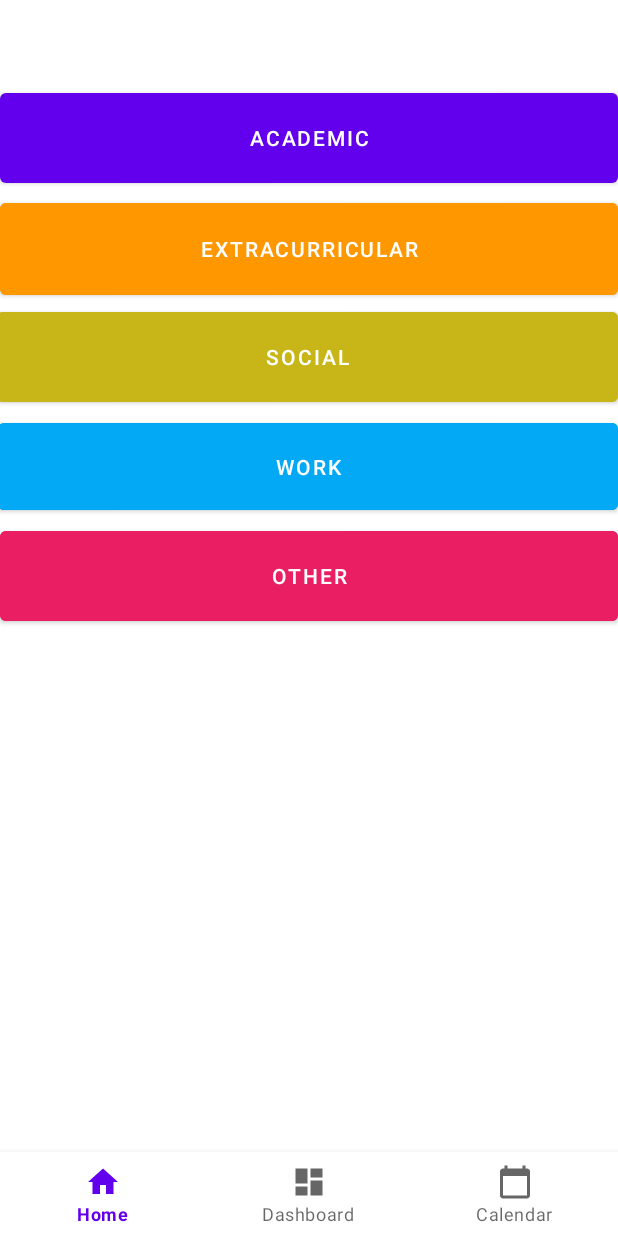
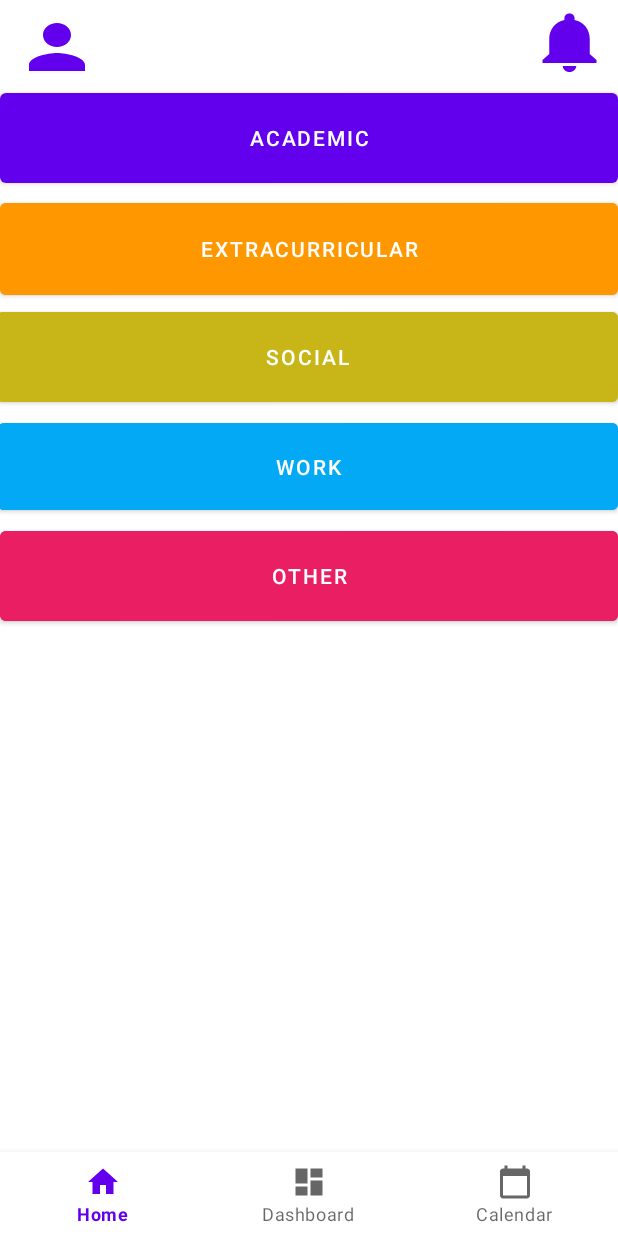
Before and after one commit to ekane11/ClassifyHomescreen, an Android app: the layout activity_home.xml on its own in the app's theme, with its tools: preview values and no code run, on a phone screen of 412 x 824 dp. Run offline under Robolectric (Android 15) with nearby library versions, the phone set to English and light mode, and no system bars.

Commit message:
Wednesday Update

```diff
--- a/app/src/main/AndroidManifest.xml
+++ b/app/src/main/AndroidManifest.xml
@@ -5,7 +5,7 @@
     <application
         android:allowBackup="true"
         android:icon="@mipmap/ic_launcher"
-        android:label="@string/app_name"
+        android:label="@string/Classify"
         android:roundIcon="@mipmap/ic_launcher_round"
         android:supportsRtl="true"
         android:theme="@style/Theme.ClassifyHomescreen">
@@ -16,7 +16,7 @@
             android:name=".Dashboard"
             android:exported="true" />
         <activity
-            android:name=".MainActivity"
+            android:name=".Home"
             android:exported="true">
             <intent-filter>
                 <action android:name="android.intent.action.MAIN" />
--- a/app/src/main/java/com/example/classifyhomescreen/Calendar.java
+++ b/app/src/main/java/com/example/classifyhomescreen/Calendar.java
@@ -29,7 +29,7 @@ public class Calendar extends AppCompatActivity {
                     return true;
                 case R.id.home:
                     startActivity(new Intent(getApplicationContext()
-                            ,MainActivity.class));
+                            , Home.class));
                     overridePendingTransition(0,0);
                     return true;
                 case R.id.calendar:
--- a/app/src/main/java/com/example/classifyhomescreen/Dashboard.java
+++ b/app/src/main/java/com/example/classifyhomescreen/Dashboard.java
@@ -26,7 +26,7 @@ public class Dashboard extends AppCompatActivity {
                     return true;
                 case R.id.home:
                     startActivity(new Intent(getApplicationContext()
-                            ,MainActivity.class));
+                            , Home.class));
                     overridePendingTransition(0,0);
                     return true;
                 case R.id.calendar:
--- /dev/null
+++ b/app/src/main/res/drawable/ic_notification.xml
@@ -0,0 +1,10 @@
+<vector xmlns:android="http://schemas.android.com/apk/res/android"
+    android:width="24dp"
+    android:height="24dp"
+    android:viewportWidth="24"
+    android:viewportHeight="24"
+    android:tint="?attr/colorControlNormal">
+  <path
+      android:fillColor="@android:color/white"
+      android:pathData="M12,22c1.1,0 2,-0.9 2,-2h-4c0,1.1 0.89,2 2,2zM18,16v-5c0,-3.07 -1.64,-5.64 -4.5,-6.32L13.5,4c0,-0.83 -0.67,-1.5 -1.5,-1.5s-1.5,0.67 -1.5,1.5v0.68C7.63,5.36 6,7.92 6,11v5l-2,2v1h16v-1l-2,-2z"/>
+</vector>
--- /dev/null
+++ b/app/src/main/res/drawable/ic_user.xml
@@ -0,0 +1,10 @@
+<vector xmlns:android="http://schemas.android.com/apk/res/android"
+    android:width="24dp"
+    android:height="24dp"
+    android:viewportWidth="24"
+    android:viewportHeight="24"
+    android:tint="?attr/colorControlNormal">
+  <path
+      android:fillColor="@android:color/white"
+      android:pathData="M12,12c2.21,0 4,-1.79 4,-4s-1.79,-4 -4,-4 -4,1.79 -4,4 1.79,4 4,4zM12,14c-2.67,0 -8,1.34 -8,4v2h16v-2c0,-2.66 -5.33,-4 -8,-4z"/>
+</vector>
--- a/app/src/main/res/layout/activity_main.xml
+++ b/app/src/main/res/layout/activity_home.xml
@@ -5,11 +5,12 @@
     xmlns:tools="http://schemas.android.com/tools"
     android:layout_width="match_parent"
     android:layout_height="match_parent"
-    tools:context=".MainActivity">
+    tools:context=".Home">
 
 
     <Button
         android:id="@+id/other"
+        android:onClick="otherClick"
         android:layout_width="match_parent"
         android:layout_height="72dp"
         android:layout_alignParentStart="true"
@@ -21,6 +22,7 @@
 
     <Button
         android:id="@+id/work"
+        android:onClick="workClick"
         android:layout_width="wrap_content"
         android:layout_height="70dp"
         android:layout_alignParentStart="true"
@@ -35,6 +37,7 @@
 
     <Button
         android:id="@+id/social"
+        android:onClick="socialClick"
         android:layout_width="413dp"
         android:layout_height="72dp"
         android:layout_alignParentStart="true"
@@ -49,6 +52,7 @@
 
     <Button
         android:id="@+id/extracurricular"
+        android:onClick="extracurricularClick"
         android:layout_width="match_parent"
         android:layout_height="73dp"
         android:layout_alignParentStart="true"
@@ -62,6 +66,7 @@
 
     <Button
         android:id="@+id/academic"
+        android:onClick="academicClick"
         android:layout_width="match_parent"
         android:layout_height="72dp"
         android:layout_alignParentStart="true"
@@ -77,4 +82,29 @@
         app:menu="@menu/menu_navigation"
         android:layout_alignParentBottom="true"/>
 
+    <Button
+        android:id="@+id/profile"
+        android:onClick="profileClick"
+        android:layout_width="56dp"
+        android:layout_height="wrap_content"
+        android:layout_alignParentStart="true"
+        android:layout_alignParentTop="true"
+        android:layout_marginStart="10dp"
+        android:layout_marginTop="7dp"
+        android:background="@drawable/ic_user"
+        android:backgroundTint="#000000"
+        app:iconTint="#000000" />
+
+    <Button
+        android:id="@+id/notification"
+        android:onClick="notificationsClick"
+        android:layout_width="54dp"
+        android:layout_height="wrap_content"
+        android:layout_alignParentTop="true"
+        android:layout_alignParentEnd="true"
+        android:layout_marginTop="4dp"
+        android:layout_marginEnd="5dp"
+        android:background="@drawable/ic_notification" />
+
+
 </RelativeLayout>
--- a/app/src/main/res/values/strings.xml
+++ b/app/src/main/res/values/strings.xml
@@ -1,3 +1,3 @@
 <resources>
-    <string name="app_name">Classify Homescreen</string>
+    <string name="Classify">Classify</string>
 </resources>
```
Also changed, not shown: app/src/main/java/com/example/classifyhomescreen/Home.java (added, +86 -0 lines), app/src/main/java/com/example/classifyhomescreen/MainActivity.java (deleted, +0 -49 lines), app/src/main/res/layout/activity_calendar.xml (+11 -0 lines).
